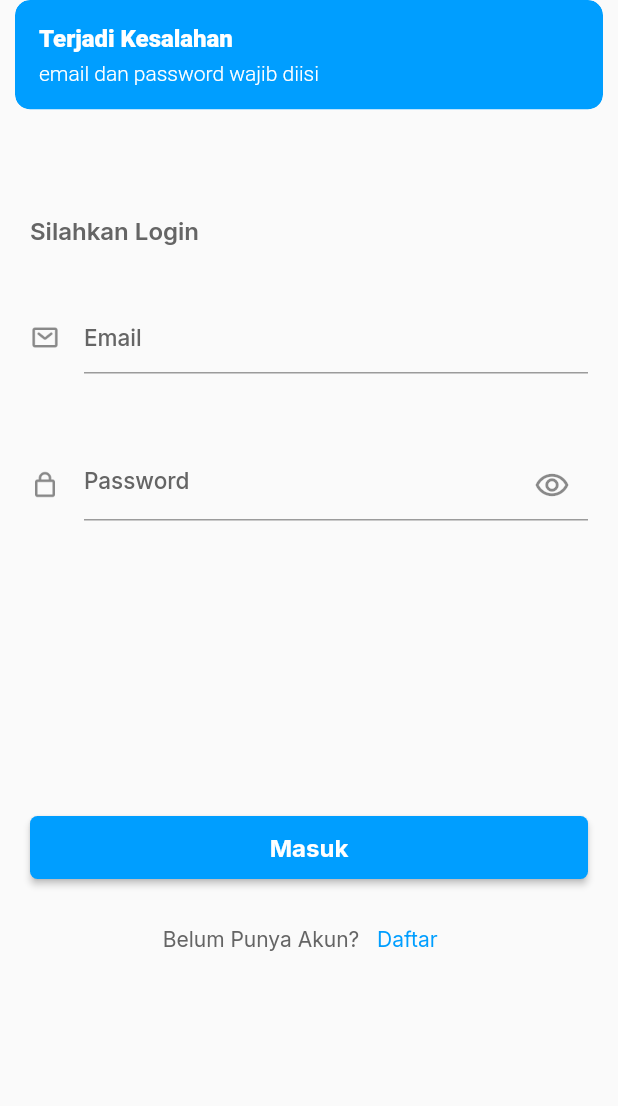
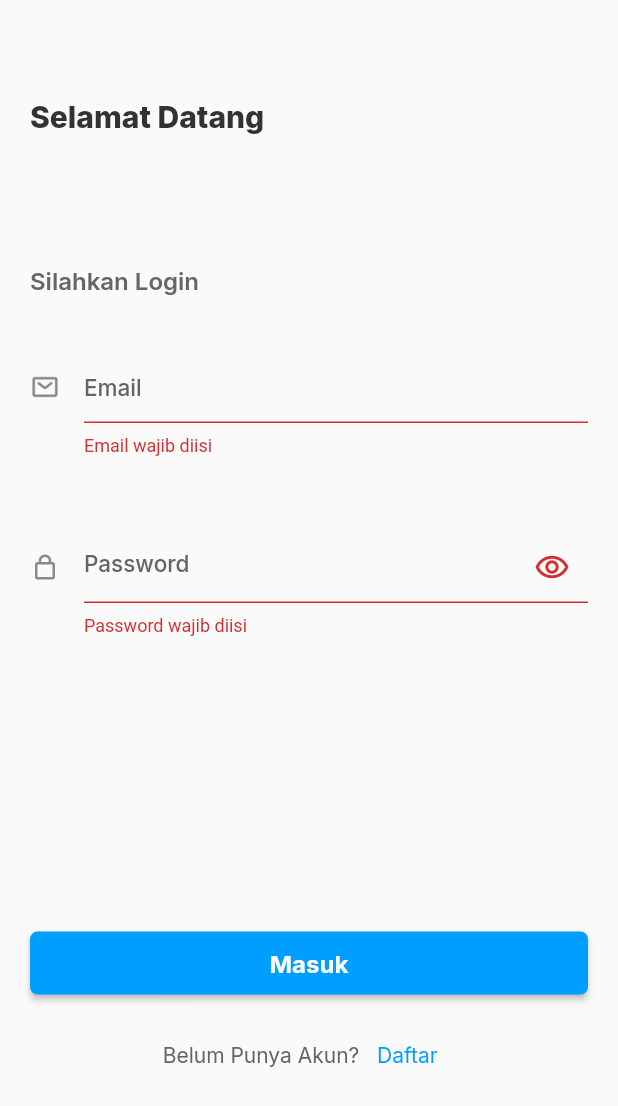
Before and after one commit to Dhaniramli/satuarah-app, a Flutter app: the screen it shows after launch, after a tap on "Masuk", on a phone screen of 412 x 824 dp. Shown: the top 1106 px of the screen. Run offline on Flutter 3.47's test engine with Material 2 defaults, Android fonts, the phone set to English and light mode, and no system bars; our stand-ins replace cloud_firestore, firebase_auth, firebase_core, get, google_fonts; accounts and stored records are empty.

Commit message:
main navigation

```diff
--- a/lib/app/modules/sign_in/views/sign_in_view.dart
+++ b/lib/app/modules/sign_in/views/sign_in_view.dart
@@ -10,33 +10,10 @@ class SignInView extends GetView<SignInController> {
   const SignInView({Key? key}) : super(key: key);
   @override
   Widget build(BuildContext context) {
-    return Scaffold(
-      body: Container(
-        padding: const EdgeInsets.only(top: 33, right: 20, left: 20),
-        child: SingleChildScrollView(
-          child: Column(
-            crossAxisAlignment: CrossAxisAlignment.start,
-            children: [
-              Text(
-                "Selamat Datang",
-                style: textBigBlackStyle.copyWith(
-                  fontSize: 20,
-                  fontWeight: extrabold,
-                ),
-              ),
-              const SizedBox(height: 87),
-              Column(
-                crossAxisAlignment: CrossAxisAlignment.start,
-                children: [
-                  Text(
-                    "Silahkan Login",
-                    style: textGrayStyle.copyWith(
-                      fontSize: 16,
-                      fontWeight: semiBold,
-                    ),
-                  ),
-                  const SizedBox(height: 38),
-                  TextFormField(
+    final formKey = GlobalKey<FormState>();
+
+    Widget formEmail() {
+      return TextFormField(
         controller: controller.email,
         decoration: InputDecoration(
           icon: const ImageIcon(
@@ -46,12 +23,23 @@ class SignInView extends GetView<SignInController> {
             size: 20,
           ),
           hintText: 'Email',
-                        hintStyle: textGrayStyle.copyWith(
-                            fontSize: 15, fontWeight: medium)),
+          hintStyle: textGrayStyle.copyWith(fontSize: 15, fontWeight: medium),
         ),
-                  const SizedBox(height: 50),
-                  Obx(
-                    () => TextField(
+        validator: (value) {
+          if (value == null || value.isEmpty) {
+            return 'Email wajib diisi';
+          } else if (!RegExp(r'^[\w-\.]+@([\w-]+\.)+[\w-]{2,4}$')
+              .hasMatch(value)) {
+            return 'Format email tidak valid';
+          }
+          return null;
+        },
+      );
+    }
+
+    Widget formPassword() {
+      return Obx(
+        () => TextFormField(
           controller: controller.password,
           obscureText: controller.isHidden.value,
           decoration: InputDecoration(
@@ -72,18 +60,25 @@ class SignInView extends GetView<SignInController> {
               size: 20,
             ),
             hintText: 'Password',
-                          hintStyle: textGrayStyle.copyWith(
-                              fontSize: 15, fontWeight: medium)),
+            hintStyle: textGrayStyle.copyWith(fontSize: 15, fontWeight: medium),
           ),
+          validator: (value) {
+            if (value == null || value.isEmpty) {
+              return 'Password wajib diisi';
+            }
+            return null;
+          },
         ),
-                ],
-              ),
-              const SizedBox(height: 197),
-              SizedBox(
+      );
+    }
+
+    Widget buttonSignIn() {
+      return SizedBox(
         width: double.infinity,
         height: 42,
         child: ElevatedButton(
           onPressed: () async {
+            if (formKey.currentState!.validate()) {
               if (controller.isLoading.isFalse) {
                 if (controller.email.text.isNotEmpty &&
                     controller.password.text.isNotEmpty) {
@@ -104,7 +99,7 @@ class SignInView extends GetView<SignInController> {
                       borderRadius: 10,
                     );
                   } else {
-                          Get.offAllNamed(Routes.home);
+                    Get.offAllNamed(Routes.mainNavigation);
                   }
                 } else {
                   Get.snackbar(
@@ -116,6 +111,7 @@ class SignInView extends GetView<SignInController> {
                     colorText: Colors.white,
                     borderRadius: 10,
                   );
+                }
               }
             }
           },
@@ -135,9 +131,11 @@ class SignInView extends GetView<SignInController> {
             ),
           ),
         ),
-              ),
-              const SizedBox(height: 16),
-              Row(
+      );
+    }
+
+    Widget footer() {
+      return Row(
         mainAxisAlignment: MainAxisAlignment.center,
         children: [
           Text(
@@ -160,7 +158,51 @@ class SignInView extends GetView<SignInController> {
             ),
           )
         ],
+      );
+    }
+
+    return Scaffold(
+      body: Container(
+        padding: const EdgeInsets.only(top: 33, right: 20, left: 20),
+        child: SingleChildScrollView(
+          child: Column(
+            crossAxisAlignment: CrossAxisAlignment.start,
+            mainAxisAlignment: MainAxisAlignment.center,
+            children: [
+              Padding(
+                padding: const EdgeInsets.only(top: 33),
+                child: Text(
+                  "Selamat Datang",
+                  style: textBigBlackStyle.copyWith(
+                    fontSize: 20,
+                    fontWeight: extrabold,
                   ),
+                ),
+              ),
+              const SizedBox(height: 87),
+              Form(
+                key: formKey,
+                child: Column(
+                  crossAxisAlignment: CrossAxisAlignment.start,
+                  children: [
+                    Text(
+                      "Silahkan Login",
+                      style: textGrayStyle.copyWith(
+                        fontSize: 16,
+                        fontWeight: semiBold,
+                      ),
+                    ),
+                    const SizedBox(height: 38),
+                    formEmail(),
+                    const SizedBox(height: 50),
+                    formPassword(),
+                  ],
+                ),
+              ),
+              const SizedBox(height: 197),
+              buttonSignIn(),
+              const SizedBox(height: 16),
+              footer(),
             ],
           ),
         ),
--- a/lib/app/modules/sign_up/controllers/sign_up_controller.dart
+++ b/lib/app/modules/sign_up/controllers/sign_up_controller.dart
@@ -54,7 +54,7 @@ class SignUpController extends GetxController {
           phoneNumber.clear();
           password.clear();
           passwordConfirmation.clear();
-          Get.toNamed(Routes.home);
+          Get.toNamed(Routes.mainNavigation);
         } else {
           print("pass salah");
         }
--- a/lib/app/modules/sign_up/views/sign_up_view.dart
+++ b/lib/app/modules/sign_up/views/sign_up_view.dart
@@ -136,9 +136,12 @@ class SignUpView extends GetView<SignUpController> {
               return 'Password wajib diisi';
             } else if (value.length < 6) {
               return 'Password harus minimal 6 karakter';
+            } else if (value != controller.password.text){
+              return 'Password tidak valid';
             }
             return null;
           },
+
         ),
       );
     }
--- a/lib/app/routes/app_pages.dart
+++ b/lib/app/routes/app_pages.dart
@@ -2,6 +2,8 @@ import 'package:get/get.dart';
 
 import '../modules/home/bindings/home_binding.dart';
 import '../modules/home/views/home_view.dart';
+import '../modules/main_navigation/bindings/main_navigation_binding.dart';
+import '../modules/main_navigation/views/main_navigation_view.dart';
 import '../modules/sign_in/bindings/sign_in_binding.dart';
 import '../modules/sign_in/views/sign_in_view.dart';
 import '../modules/sign_up/bindings/sign_up_binding.dart';
@@ -11,7 +13,6 @@ part 'app_routes.dart';
 
 class AppPages {
   AppPages._();
-
 
   static final routes = [
     GetPage(
@@ -29,5 +30,10 @@ class AppPages {
       page: () => const SignUpView(),
       binding: SignUpBinding(),
     ),
+    GetPage(
+      name: _Paths.mainNavigation,
+      page: () => const MainNavigationView(),
+      binding: MainNavigationBinding(),
+    ),
   ];
 }
--- a/lib/app/routes/app_routes.dart
+++ b/lib/app/routes/app_routes.dart
@@ -6,6 +6,7 @@ abstract class Routes {
   static const home = _Paths.home;
   static const signIn = _Paths.signIn;
   static const signUp = _Paths.signUp;
+  static const mainNavigation = _Paths.mainNavigation;
 }
 
 abstract class _Paths {
@@ -13,4 +14,5 @@ abstract class _Paths {
   static const home = '/home';
   static const signIn = '/signIn';
   static const signUp = '/signUp';
+  static const mainNavigation = '/mainNavigation';
 }
--- a/lib/main.dart
+++ b/lib/main.dart
@@ -43,7 +43,7 @@ class MyApp extends StatelessWidget {
         return GetMaterialApp(
           debugShowCheckedModeBanner: false,
           title: "Application",
-          initialRoute: snapAuth.hasData ? Routes.home : Routes.signIn,
+          initialRoute: snapAuth.hasData ? Routes.mainNavigation : Routes.signIn,
           getPages: AppPages.routes,
         );
       },
```
Also changed, not shown: lib/app/modules/main_navigation/bindings/main_navigation_binding.dart (added, +12 -0 lines), lib/app/modules/main_navigation/controllers/main_navigation_controller.dart (added, +44 -0 lines), lib/app/modules/main_navigation/views/main_navigation_view.dart (added, +122 -0 lines). Lines whose indentation alone changed are shown as unchanged.
